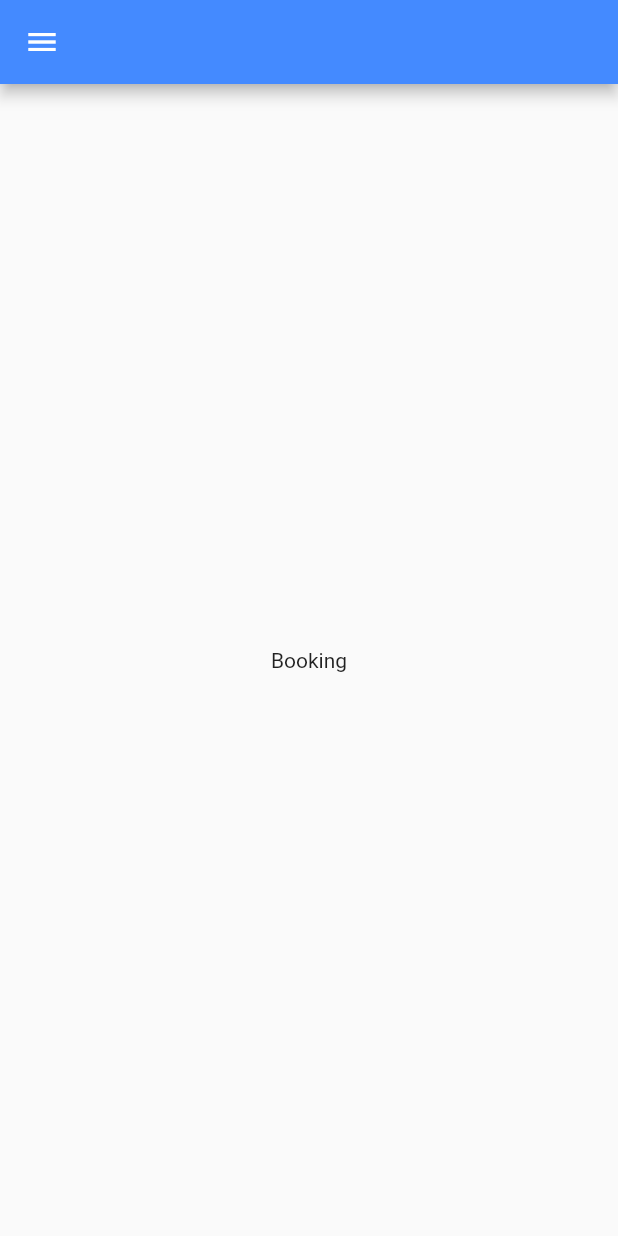
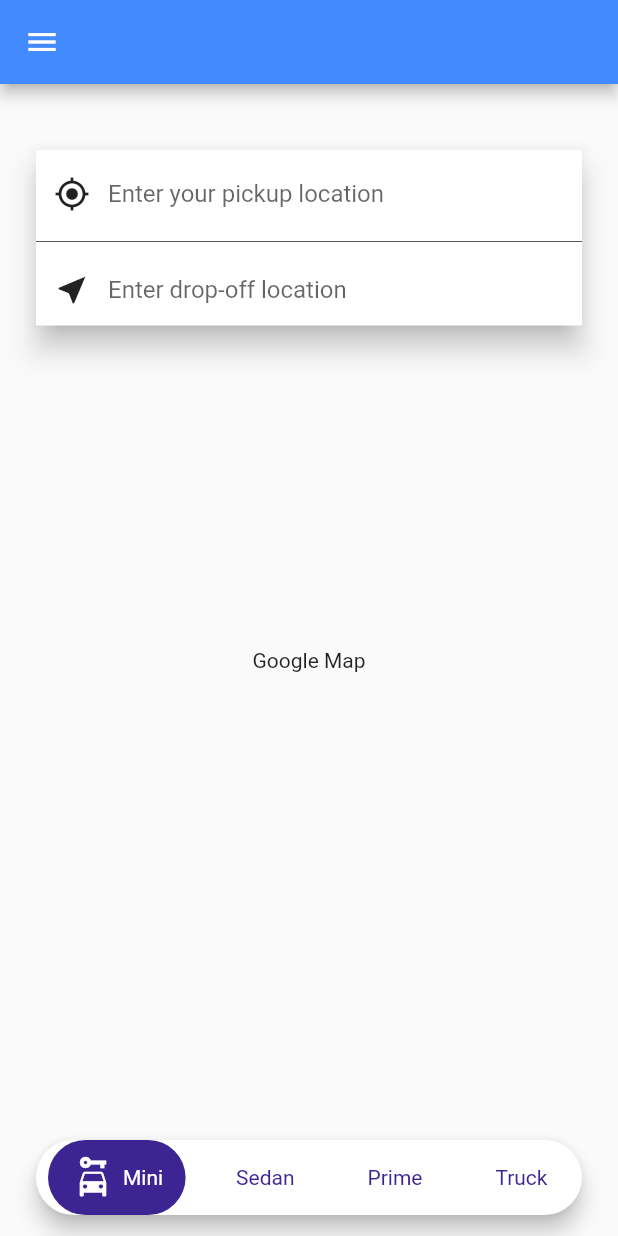
Before and after one commit to Arthur-Ochieng/KKCleaners, a Flutter app: the screen it shows after launch, on a phone screen of 412 x 824 dp. Run offline on Flutter 3.47's test engine with Material 2 defaults, Android fonts, the phone set to English and light mode, and no system bars.

Commit message:
added booking page

```diff
--- a/lib/screens/fragments/booking.dart
+++ b/lib/screens/fragments/booking.dart
@@ -1,17 +1,144 @@
 import 'package:flutter/material.dart';
 
 class BookingPage extends StatefulWidget {
-  const BookingPage({ Key? key }) : super(key: key);
+  const BookingPage({Key? key}) : super(key: key);
 
   @override
   _BookingPageState createState() => _BookingPageState();
 }
 
 class _BookingPageState extends State<BookingPage> {
+  List<String> bottomMenus = [
+    "Mini",
+    "Sedan",
+    "Prime",
+    "Truck",
+  ];
+
+  List<IconData> bottomMenusIcons = [
+    Icons.car_rental,
+    Icons.local_taxi,
+    Icons.car_repair,
+    Icons.local_shipping,
+  ];
+
+  int selectedIndex = 0;
+
   @override
   Widget build(BuildContext context) {
-    return const Center(
-      child: Text("Booking"),
+    return Container(
+      height: double.maxFinite,
+      width: double.maxFinite,
+      child: Stack(
+        children: [
+          Center(
+            child: Text("Google Map"),
+          ),
+          Positioned(
+            top: 40,
+            left: 20,
+            right: 20,
+            child: Card(
+              elevation: 8,
+              shape: RoundedRectangleBorder(
+                  borderRadius: BorderRadius.circular(0)),
+              child: Column(
+                mainAxisAlignment: MainAxisAlignment.center,
+                children: [
+                  Padding(
+                    padding: const EdgeInsets.only(top: 5.0),
+                    child: TextFormField(
+                      decoration: const InputDecoration(
+                        contentPadding: EdgeInsets.only(left: 8),
+                        border: OutlineInputBorder(
+                          borderSide: BorderSide.none,
+                        ),
+                        prefixIcon: Icon(
+                          Icons.my_location,
+                          color: Colors.black87,
+                        ),
+                        hintText: "Enter your pickup location",
+                      ),
+                    ),
+                  ),
+                  const Divider(
+                    thickness: 0.5,
+                    color: Colors.black87,
+                  ),
+                  TextFormField(
+                    decoration: const InputDecoration(
+                      contentPadding: EdgeInsets.only(left: 8),
+                      border: OutlineInputBorder(
+                        borderSide: BorderSide.none,
+                      ),
+                      prefixIcon: Icon(
+                        Icons.near_me,
+                        color: Colors.black87,
+                      ),
+                      hintText: "Enter drop-off location",
+                    ),
+                  ),
+                ],
+              ),
+            ),
+          ),
+          Positioned(
+            bottom: 10,
+            left: 20,
+            right: 20,
+            child: Card(
+              elevation: 6,
+              shape: RoundedRectangleBorder(
+                borderRadius: BorderRadius.circular(100),
+              ),
+              child: Padding(
+                padding: const EdgeInsets.only(left: 8.0, right: 8),
+                child: Row(
+                  mainAxisAlignment: MainAxisAlignment.spaceBetween,
+                  children: List.generate(bottomMenus.length, (index) {
+                    return GestureDetector(
+                      onTap: (){
+                        setState(() {
+                          selectedIndex = index;
+                        });
+                      },
+                      child: AnimatedContainer(
+                        duration: const Duration(milliseconds: 500),
+                        height: 50,
+                        padding: const EdgeInsets.only(left: 15, right: 15),
+                        decoration: BoxDecoration(
+                          color: selectedIndex == index ? const Color(0xff3C2593): Colors.white,
+                          borderRadius: BorderRadius.circular(100),
+                        ),
+                        child: Row(
+                          children: [
+                            selectedIndex == index
+                              ? Icon(
+                                  bottomMenusIcons[index],
+                                  color: Colors.white,
+                                  size: 30,
+                                )
+                              : Container(),
+                            SizedBox(
+                              width: selectedIndex == index ? 5 : 0,
+                            ),
+                            Text(
+                              bottomMenus[index],
+                              style: TextStyle(
+                                color: selectedIndex == index ? Colors.white : const Color(0xff3C2593),
+                              ),
+                            )
+                          ],
+                        ),
+                      ),
+                    );
+                  }),
+                ),
+              ),
+            ),
+          ),
+        ],
+      ),
     );
   }
 }
--- a/lib/screens/home_page.dart
+++ b/lib/screens/home_page.dart
@@ -29,6 +29,7 @@ class _HomePageState extends State<HomePage> {
   @override
   Widget build(BuildContext context) {
     return Scaffold(
+      resizeToAvoidBottomInset: false,
       key: _scaffoldKey,
       appBar: AppBar(
         backgroundColor: Colors.blueAccent,
--- a/lib/screens/welcome_page.dart
+++ b/lib/screens/welcome_page.dart
@@ -16,9 +16,9 @@ class _WelcomePageState extends State<WelcomePage> {
 
   final PageController _pageController = PageController(initialPage: 0, keepPage: true);
   List images = [
-    "/images/splash1.jpg",
-    "/images/splash4.jpg",
-    "/images/splash5.jpg",
+    "assets/images/splash1.jpg",
+    "assets/images/splash4.jpg",
+    "assets/images/splash5.jpg",
   ];
 
   //filler text
--- a/lib/widgets/app_bar_widget.dart
+++ b/lib/widgets/app_bar_widget.dart
@@ -6,12 +6,12 @@ AppBar buildAppBar (BuildContext context){
   const icon = CupertinoIcons.moon_stars;
 
   return AppBar(
-    leading: BackButton(),
+    leading: const BackButton(),
     // backgroundColor: Colors.transparent,
     elevation: 0,
     actions: [
       IconButton(
-        icon: Icon(icon),
+        icon: const Icon(icon),
         onPressed: (){},
       ),
     ],
--- a/lib/widgets/constants.dart
+++ b/lib/widgets/constants.dart
@@ -1,9 +1,9 @@
 import 'package:flutter/material.dart';
 
 final List<Color> gradientColors = [
-  Color(0xff281483),
-  Color(0xff8F6ED5),
-  Color(0xffD782D9),
+  const Color(0xff281483),
+  const Color(0xff8F6ED5),
+  const Color(0xffD782D9),
 ];
 Color bubbleColor =const Color(0x26FFFFFF);
-Color buttonColor = Color.fromARGB(255, 96, 114, 212);
+Color buttonColor = const Color.fromARGB(255, 96, 114, 212);
--- a/lib/widgets/drawer.dart
+++ b/lib/widgets/drawer.dart
@@ -59,7 +59,7 @@ class _MyDrawerState extends State<MyDrawer> {
               ClipRRect(
                 borderRadius: BorderRadius.circular(50),
                 child: Image.asset(
-                  "/images/KK.png",
+                  "assets/images/KK.png",
                   height: 70,
                   width: 70,
                   fit: BoxFit.cover,
--- a/pubspec.yaml
+++ b/pubspec.yaml
@@ -18,7 +18,7 @@ publish_to: 'none' # Remove this line if you wish to publish to pub.dev
 version: 1.0.0+1
 
 environment:
-  sdk: ">=2.16.1 <3.0.0"
+  sdk: ">=2.15.1 <3.0.0"
 
 # Dependencies specify other packages that your package needs in order to work.
 # To automatically upgrade your package dependencies to the latest versions
```
Also changed, not shown: assets/KK.png (added), pubspec.lock.
